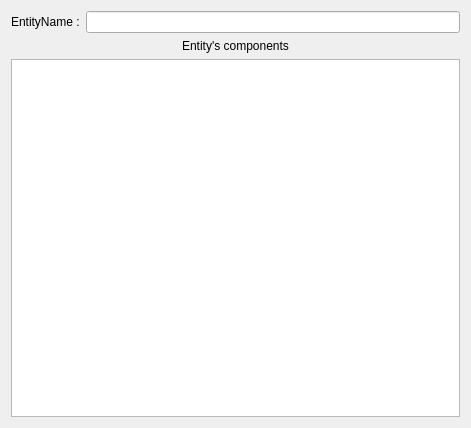
The window that src/Editor/BoltQtWidgets/EntityPropertyWidget.ui (FcTD4mN/Bolt) describes before a commit, drawn with Qt 5.
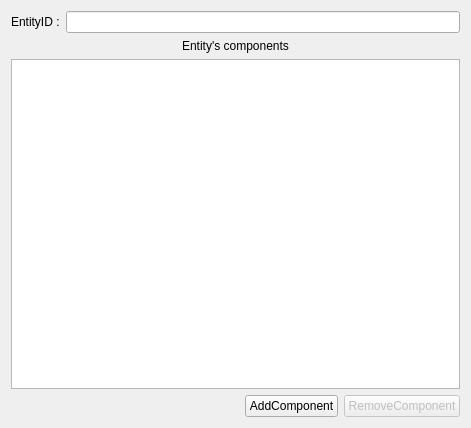
The same window after the commit.

Commit message: feat: Structure building for adding components

What changed in the file:
```diff
--- a/src/Editor/BoltQtWidgets/EntityPropertyWidget.ui
+++ b/src/Editor/BoltQtWidgets/EntityPropertyWidget.ui
@@ -21,7 +21,7 @@
        <item>
         <widget class="QLabel" name="labelEntityName">
          <property name="text">
-          <string>EntityName :</string>
+          <string>EntityID :</string>
          </property>
         </widget>
        </item>
@@ -53,6 +53,40 @@
        </property>
       </widget>
      </item>
+     <item>
+      <layout class="QHBoxLayout" name="horizontalLayout_2">
+       <item>
+        <spacer name="horizontalSpacer">
+         <property name="orientation">
+          <enum>Qt::Horizontal</enum>
+         </property>
+         <property name="sizeHint" stdset="0">
+          <size>
+           <width>40</width>
+           <height>20</height>
+          </size>
+         </property>
+        </spacer>
+       </item>
+       <item>
+        <widget class="QPushButton" name="buttonAddComponent">
+         <property name="text">
+          <string>AddComponent</string>
+         </property>
+        </widget>
+       </item>
+       <item>
+        <widget class="QPushButton" name="buttonRemoveComponent">
+         <property name="enabled">
+          <bool>false</bool>
+         </property>
+         <property name="text">
+          <string>RemoveComponent</string>
+         </property>
+        </widget>
+       </item>
+      </layout>
+     </item>
     </layout>
    </item>
   </layout>
```
The commit also changes 3 other files.
